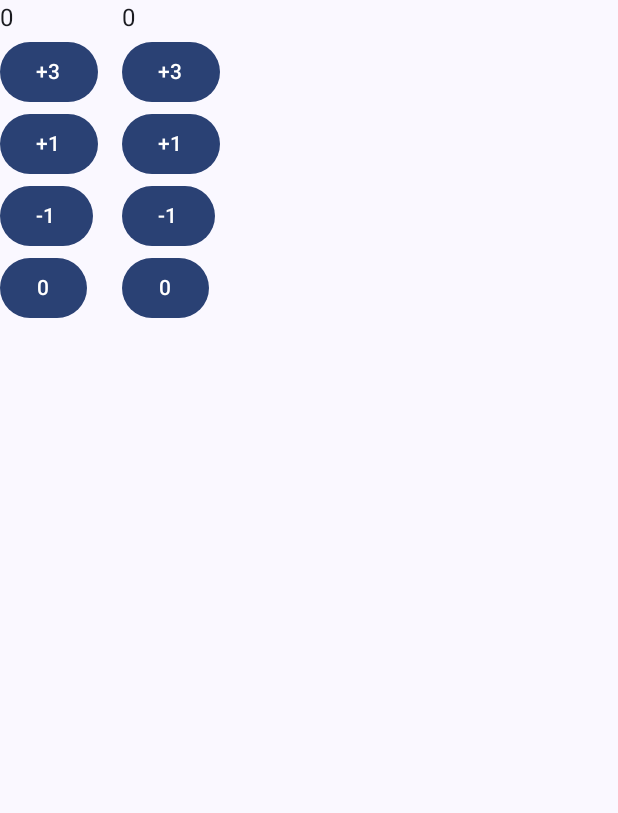
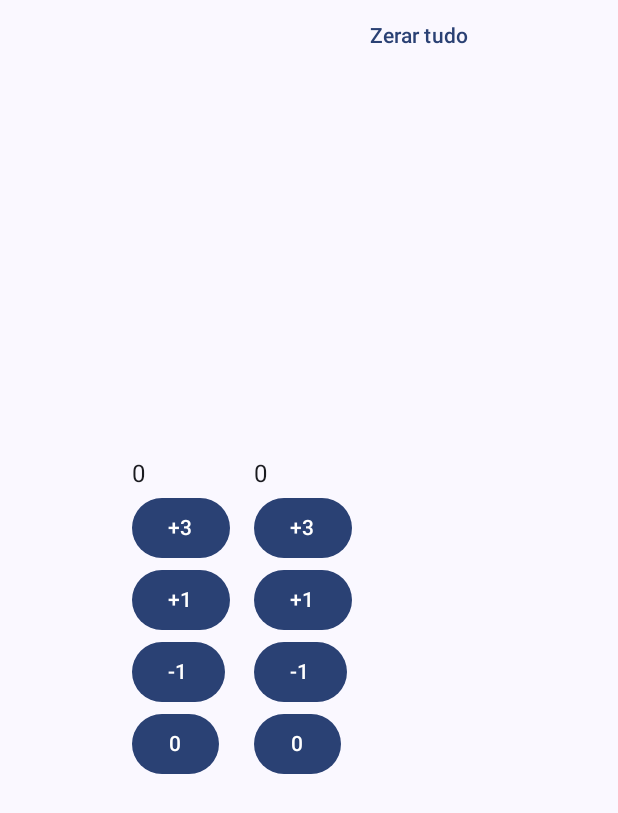
Before and after one commit to alexaleluia12/SomaTruco2, an Android app built with Jetpack Compose: the screen it shows after launch (MainActivity), on a phone screen of 412 x 824 dp. Shown: the top 813 px of the screen. Run offline under Robolectric (Android 15) with nearby library versions, the phone set to English and light mode, and no system bars.

Commit message:
alerta de 11 e reset

```diff
--- a/app/src/main/java/com/alexaleluia12/somatruco2/MainActivity.kt
+++ b/app/src/main/java/com/alexaleluia12/somatruco2/MainActivity.kt
@@ -3,16 +3,25 @@ package com.alexaleluia12.somatruco2
 import android.os.Bundle
 import androidx.activity.ComponentActivity
 import androidx.activity.compose.setContent
+import androidx.compose.foundation.layout.Arrangement
 import androidx.compose.foundation.layout.Column
 import androidx.compose.foundation.layout.Row
 import androidx.compose.foundation.layout.Spacer
+import androidx.compose.foundation.layout.fillMaxHeight
 import androidx.compose.foundation.layout.fillMaxSize
 import androidx.compose.foundation.layout.width
+import androidx.compose.material3.AlertDialog
 import androidx.compose.material3.Button
 import androidx.compose.material3.MaterialTheme
 import androidx.compose.material3.Surface
 import androidx.compose.material3.Text
+import androidx.compose.material3.TextButton
 import androidx.compose.runtime.Composable
+import androidx.compose.runtime.LaunchedEffect
+import androidx.compose.runtime.getValue
+import androidx.compose.runtime.mutableStateOf
+import androidx.compose.runtime.remember
+import androidx.compose.runtime.setValue
 import androidx.compose.ui.Modifier
 import androidx.compose.ui.tooling.preview.Preview
 import androidx.compose.ui.unit.dp
@@ -43,11 +52,45 @@ fun Screen(
     appViewModel: GameViewModel = viewModel()
 ) {
     val uiState = appViewModel.uiState
+    var canShowAlert by remember {
+        mutableStateOf(false)
+    }
+    // TODO(resolver erro qnd mostra Alerta)
+    // InputDispatcher         system_server                        E  Window handle Window{ccfa8e2 u0 com.alexaleluia12.somatruco2/com.alexaleluia12.somatruco2.MainActivity} has no registered input channel
+    LaunchedEffect(uiState.playerOne, uiState.playerTwo) {
+        // esta quase do jeito que eu quero
+        // lanca o sinal so uma vez, enquanto o outro jogadr incrementa o numero dele
+        // nao deve mostrar novamente anão ser que ele chege a 11 tmb
+        if (uiState.playerOne.count == 11 || uiState.playerTwo.count == 11) {
+            canShowAlert = true
+        }
+    }
 
-    Row {
+
+   if (canShowAlert) {
+        // tmb quero mostrar um sinal sonoro
+        AlertDialog(
+            onDismissRequest = {
+                canShowAlert = false
+            },
+            confirmButton = {
+                TextButton(onClick = {canShowAlert = false}) {
+                    Text("Ok")
+                }
+            },
+            text = {Text("Cuidado! esta de 11")}
+        )
+    }
+
+    Row(
+        modifier = modifier.fillMaxSize(),
+        horizontalArrangement = Arrangement.Center,
+        ) {
         Player(
             points = uiState.playerOne.count,
             wins = uiState.playerOne.winCount,
+            // TODO(resolver) - aparece qnd aperta em +1
+            // ForceDarkHelper         com.alexaleluia12.somatruco2         D  updateByCheckExcludeList:
             onAddOne = appViewModel::incByOneForPlayerOne,
             onAddThree = appViewModel::incByThreeForPlayerOne,
             onMinusOne = appViewModel::decByOneForPlayerOne
@@ -60,20 +103,50 @@ fun Screen(
             onAddThree = appViewModel::incByThreeForPlayerTwo,
             onMinusOne = appViewModel::decByOneForPlayerTwo,
         )
+
+        var showResetAlert by remember { mutableStateOf(false) }
+
+        TextButton(onClick = {showResetAlert = true}) {
+          Text("Zerar tudo")
+        }
+        if (showResetAlert) {
+            AlertDialog(
+                onDismissRequest = {
+                    showResetAlert = false
+                },
+                confirmButton = {
+                    TextButton(onClick = {
+                        showResetAlert = false
+                        appViewModel.reset()
+                    }) {
+                        Text("Ok")
+                    }
+                },
+                dismissButton = {
+                    TextButton(onClick = { showResetAlert = false }) {
+                        Text("Cancelar")
+                    }
+                },
+                text = {Text("Deseja zerar todos pontos e voltar ao início")}
+            )
+        }
     }
 
 }
 
+// TODO(deixar botoes e texto maiores)
 @Composable
 fun Player(
+    modifier: Modifier = Modifier.fillMaxHeight(),
     points: Int = 0,
     wins: Int = 0,
     onAddThree:() -> Unit,
     onAddOne: () -> Unit,
     onMinusOne: () -> Unit,
-    modifier: Modifier = Modifier
 ) {
-    Column {
+    Column(modifier = modifier,
+        verticalArrangement = Arrangement.Center
+        ) {
         Row {
             Text(text = points.toString())
         }
```
Also changed, not shown: app/src/main/java/com/alexaleluia12/somatruco2/CountController.kt (+11 -0 lines), app/src/main/java/com/alexaleluia12/somatruco2/data/GameViewModel.kt (+8 -6 lines), 2 other files.
